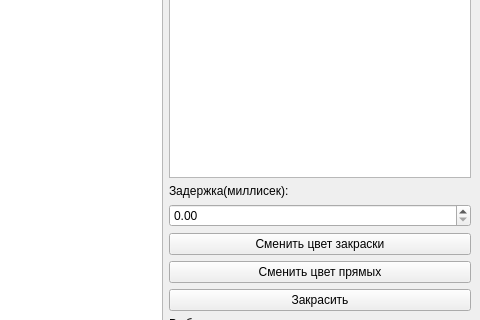
Old version of the form 2_lab/main.ui in the repository needsomesleeptd/Compgraph; both pictures show x 646 to 1126 and y 201 to 521 of the 1126 by 615 pixel window.
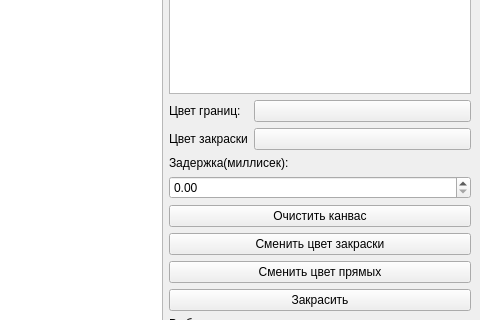
New version of the form. Custom widgets are drawn as their Qt base class.

Diff of the .ui file:
```diff
--- a/2_lab/main.ui
+++ b/2_lab/main.ui
@@ -58,6 +58,38 @@
           </column>
          </widget>
         </item>
+        <item>
+         <layout class="QFormLayout" name="formLayout">
+          <item row="0" column="0">
+           <widget class="QLabel" name="Label">
+            <property name="text">
+             <string>Цвет границ:</string>
+            </property>
+           </widget>
+          </item>
+          <item row="1" column="0">
+           <widget class="QLabel" name="label_3">
+            <property name="text">
+             <string>Цвет закраски</string>
+            </property>
+           </widget>
+          </item>
+          <item row="0" column="1">
+           <widget class="QPushButton" name="border_color_display">
+            <property name="text">
+             <string/>
+            </property>
+           </widget>
+          </item>
+          <item row="1" column="1">
+           <widget class="QPushButton" name="fill_color_display">
+            <property name="text">
+             <string/>
+            </property>
+           </widget>
+          </item>
+         </layout>
+        </item>
         <item>
          <widget class="QLabel" name="label_2">
           <property name="text">
@@ -68,6 +100,13 @@
         <item>
          <widget class="QDoubleSpinBox" name="delay"/>
         </item>
+        <item>
+         <widget class="QPushButton" name="clear_canvas_button">
+          <property name="text">
+           <string>Очистить канвас</string>
+          </property>
+         </widget>
+        </item>
         <item>
          <widget class="QPushButton" name="change_fill_color">
           <property name="text">
```
